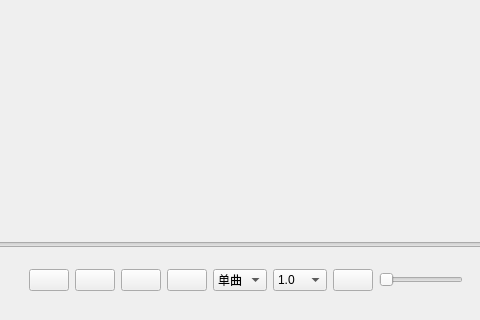
Qt form src/music_player/ui/main.ui (kewuaa/music_player) before a commit; both pictures show x 84 to 564 and y 218 to 538 of the 659 by 538 pixel window.
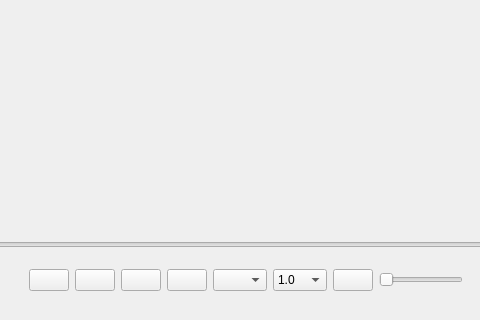
The same form after that commit. Icons and pictures are not drawn.

Commit message: update play mode

The edit to the form file:
```diff
--- a/src/music_player/ui/main.ui
+++ b/src/music_player/ui/main.ui
@@ -155,6 +155,9 @@
            <property name="editable">
             <bool>false</bool>
            </property>
+           <property name="currentIndex">
+            <number>3</number>
+           </property>
            <property name="sizeAdjustPolicy">
             <enum>QComboBox::AdjustToContentsOnFirstShow</enum>
            </property>
@@ -194,6 +197,11 @@
               <normaloff>:/pic/icons/random_play.png</normaloff>:/pic/icons/random_play.png</iconset>
             </property>
            </item>
+           <item>
+            <property name="text">
+             <string/>
+            </property>
+           </item>
           </widget>
          </item>
          <item>
```
The commit also changes 2 other files.
